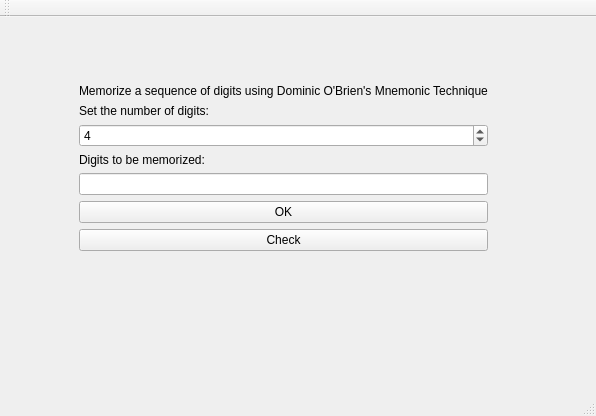
Qt form QtApp/MnmonicGame.ui (RodolfoAndrade/BrainTrainer) before a commit.
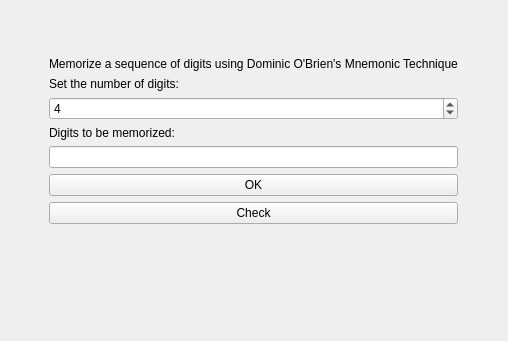
The same form after that commit.

Commit message: adjusting ui; showing correct answer in MentalMathGame; saving progress for one digit in MnmonicGame.

```diff
--- a/QtApp/MnmonicGame.ui
+++ b/QtApp/MnmonicGame.ui
@@ -6,19 +6,19 @@
    <rect>
     <x>0</x>
     <y>0</y>
-    <width>596</width>
-    <height>416</height>
+    <width>508</width>
+    <height>341</height>
    </rect>
   </property>
   <property name="windowTitle">
    <string>MnmonicGame</string>
   </property>
   <widget class="QWidget" name="centralWidget">
-   <widget class="QWidget" name="">
+   <widget class="QWidget" name="layoutWidget">
     <property name="geometry">
      <rect>
-      <x>30</x>
-      <y>10</y>
+      <x>0</x>
+      <y>0</y>
       <width>507</width>
       <height>340</height>
      </rect>
@@ -153,25 +153,6 @@
     </layout>
    </widget>
   </widget>
-  <widget class="QMenuBar" name="menuBar">
-   <property name="geometry">
-    <rect>
-     <x>0</x>
-     <y>0</y>
-     <width>596</width>
-     <height>22</height>
-    </rect>
-   </property>
-  </widget>
-  <widget class="QToolBar" name="mainToolBar">
-   <attribute name="toolBarArea">
-    <enum>TopToolBarArea</enum>
-   </attribute>
-   <attribute name="toolBarBreak">
-    <bool>false</bool>
-   </attribute>
-  </widget>
-  <widget class="QStatusBar" name="statusBar"/>
  </widget>
  <layoutdefault spacing="6" margin="11"/>
  <resources/>
```
The commit also changes 3 other files.
